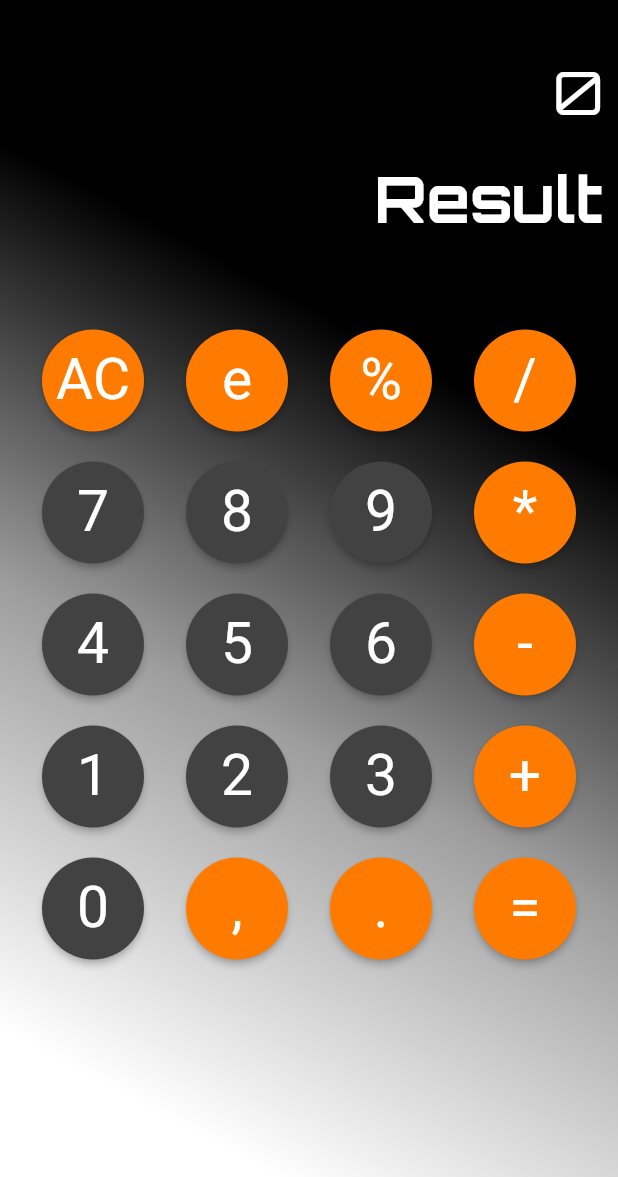
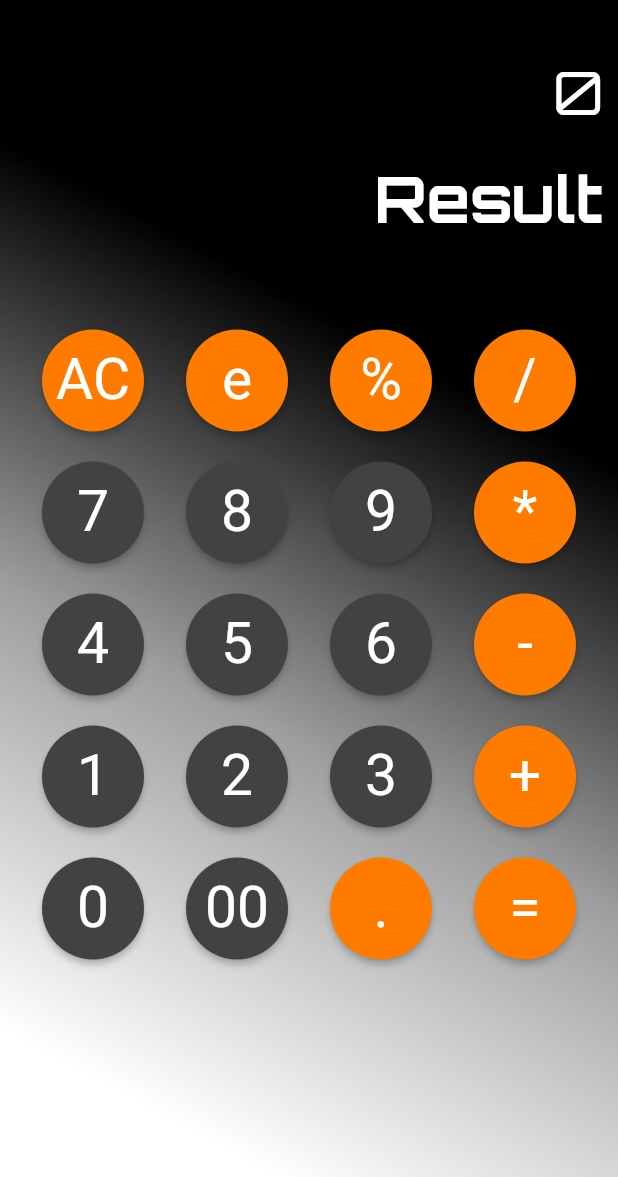
Before and after one commit to Julian-Carlosama/My_Calculator, a Flutter app: the screen it shows after launch, on a phone screen of 412 x 824 dp, the part 59-1236 px from its top. Run offline on Flutter 3.47's test engine with Material 2 defaults, Android fonts, the phone set to English and light mode, and no system bars; our stand-ins replace math_expressions; missing offline and left inert: dart:ffi.

Commit message:
New files

```diff
--- a/lib/butoms/base_button.dart
+++ b/lib/butoms/base_button.dart
@@ -1,16 +1,16 @@
 import 'package:flutter/material.dart';
 
 class BaseButton extends StatelessWidget {
-  BaseButton(
+  const BaseButton(
       {Key? key,
       this.btnColor = const Color.fromARGB(255, 67, 66, 67),
-      this.number = '',
+      this.keyCalculator = '',
       required this.onPress
     })
       : super(key: key);
 
   final Color btnColor;
-  final String number;
+  final String keyCalculator;
   final VoidCallback onPress;
   // Text controller
   //final TextEditingController controller = TextEditingController();
@@ -22,8 +22,8 @@ class BaseButton extends StatelessWidget {
         // Code that creates the basics components of the Button
         child: ElevatedButton(
           onPressed: onPress , /*() => {
-            // Add number to text controller of textField
-            controller.text += number,
+            // Add keyCalculator to text controller of textField
+            controller.text += keyCalculator,
             enterData.text = controller.text
           },*/
           style: ButtonStyle(
@@ -39,7 +39,7 @@ class BaseButton extends StatelessWidget {
             width: 60,
             height: 60,
             child: Center(
-              child: Text(number),
+              child: Text(keyCalculator),
             ),
           ),
         )
--- /dev/null
+++ b/lib/butoms/numeric_button.dart
@@ -0,0 +1,24 @@
+import 'dart:ffi';
+
+import 'package:calculator_flutter/butoms/base_button.dart';
+import 'package:calculator_flutter/screen/calculator_main.dart';
+import 'package:flutter/material.dart';
+
+class NumericButton extends StatelessWidget {
+  NumericButton({super.key, required this.number});
+
+  final String number;
+  final TextEditingController numbers = TextEditingController();
+
+  @override
+  Widget build(BuildContext context) {
+    return BaseButton(
+      keyCalculator: number,
+      onPress: () {
+        number;
+        showCharacters.text =
+            (double.parse(showCharacters.text + number).toString());
+      },
+    );
+  }
+}
--- a/lib/butoms/specials_buttons.dart
+++ b/lib/butoms/specials_buttons.dart
@@ -1,6 +1,7 @@
 import 'package:calculator_flutter/butoms/base_button.dart';
 import 'package:calculator_flutter/screen/calculator_main.dart';
 import 'package:flutter/material.dart';
+// ignore: import_of_legacy_library_into_null_safe
 import 'package:math_expressions/math_expressions.dart';
 
 class SpecialsButtons extends StatelessWidget {
@@ -14,7 +15,7 @@ class SpecialsButtons extends StatelessWidget {
   @override
   Widget build(BuildContext context) {
     return BaseButton(
-      number: operators,
+      keyCalculator: operators,
       btnColor: const Color.fromARGB(255, 255, 123, 0),
       onPress: (() {
         if (operators == 'AC') {
--- a/lib/controller/controller_specials_op.dart
+++ b/lib/controller/controller_specials_op.dart
@@ -1,5 +1,4 @@
 import 'package:calculator_flutter/butoms/base_button.dart';
-import 'package:calculator_flutter/screen/calculator_main.dart';
 import 'package:flutter/material.dart';
 
 class ControllerSpecialsOp extends StatelessWidget {
--- a/lib/screen/calculator_main.dart
+++ b/lib/screen/calculator_main.dart
@@ -1,4 +1,5 @@
 import 'package:calculator_flutter/butoms/base_button.dart';
+import 'package:calculator_flutter/butoms/numeric_button.dart';
 import 'package:calculator_flutter/butoms/specials_buttons.dart';
 import 'package:flutter/material.dart';
 
@@ -76,7 +77,7 @@ class _CalculatorMainState extends State<CalculatorMain> {
                         fontFamily: 'Orbitron',
                         color: Color.fromARGB(255, 255, 255, 255))),
                   textInputAction: TextInputAction.none,
-                  keyboardType: TextInputType.number,
+                  //keyboardType: TextInputType.,
                   style: const TextStyle(
                       fontSize: 32,
                       fontFamily: 'Orbitron',
@@ -98,29 +99,30 @@ class _CalculatorMainState extends State<CalculatorMain> {
                 SpecialsButtons(operators: '/'),
               ]),
               Row(mainAxisAlignment: MainAxisAlignment.spaceEvenly, children: [
-                BaseButton(number: '7',onPress: () => showCharacters.text += '7'),
-                BaseButton(number: '8', onPress: () => showCharacters.text += '8'),
-                BaseButton(number: '9', onPress: () => showCharacters.text += '9'),
+                BaseButton(keyCalculator: '7',onPress: () => showCharacters.text += '7'),
+                BaseButton(keyCalculator: '8', onPress: () => showCharacters.text += '8'),
+                BaseButton(keyCalculator: '9', onPress: () => showCharacters.text += '9'),
                 SpecialsButtons(operators: '*'),
               ]),
               Row(mainAxisAlignment: MainAxisAlignment.spaceEvenly, children: [
-                BaseButton(number: '4', onPress: () => showCharacters.text += '4'),
-                BaseButton(number: '5', onPress: () => showCharacters.text += '5'),
-                BaseButton(number: '6', onPress: () => showCharacters.text += '6'),
+                BaseButton(keyCalculator: '4', onPress: () => showCharacters.text += '4'),
+                BaseButton(keyCalculator: '5', onPress: () => showCharacters.text += '5'),
+                BaseButton(keyCalculator: '6', onPress: () => showCharacters.text += '6'),
                 SpecialsButtons(
                   operators: '-',
                 ),
               ]),
               Row(mainAxisAlignment: MainAxisAlignment.spaceEvenly, children: [
-                BaseButton(number: '1', onPress: () => showCharacters.text += '1'),
-                BaseButton(number: '2', onPress: () => showCharacters.text += '2'),
-                BaseButton(number: '3', onPress: () => showCharacters.text += '3'),
+                BaseButton(keyCalculator: '1', onPress: () => showCharacters.text = (double.parse('${showCharacters.text}1')).toString()),
+                BaseButton(keyCalculator: '2', onPress: () => showCharacters.text = (double.parse('${showCharacters.text}2')).toString()),
+                BaseButton(keyCalculator: '3', onPress: () => showCharacters.text = (double.parse('${showCharacters.text}3')).toString()),
                 SpecialsButtons(operators: '+'),
               ]),
               Row(mainAxisAlignment: MainAxisAlignment.spaceEvenly, children: [
-                BaseButton(number: '0',onPress: () => showCharacters.text += '0',
-                ),
-                SpecialsButtons(operators: ','),
+                NumericButton(number: '0'),
+                //BaseButton(keyCalculator: '0',onPress: () => showCharacters.text += '0'),
+                BaseButton(keyCalculator: '00', onPress: () => showCharacters.text += '00'),
+                //SpecialsButtons(operators: ','),
                 SpecialsButtons(operators: '.'),
                 SpecialsButtons(operators: '='),
               ]),
```
